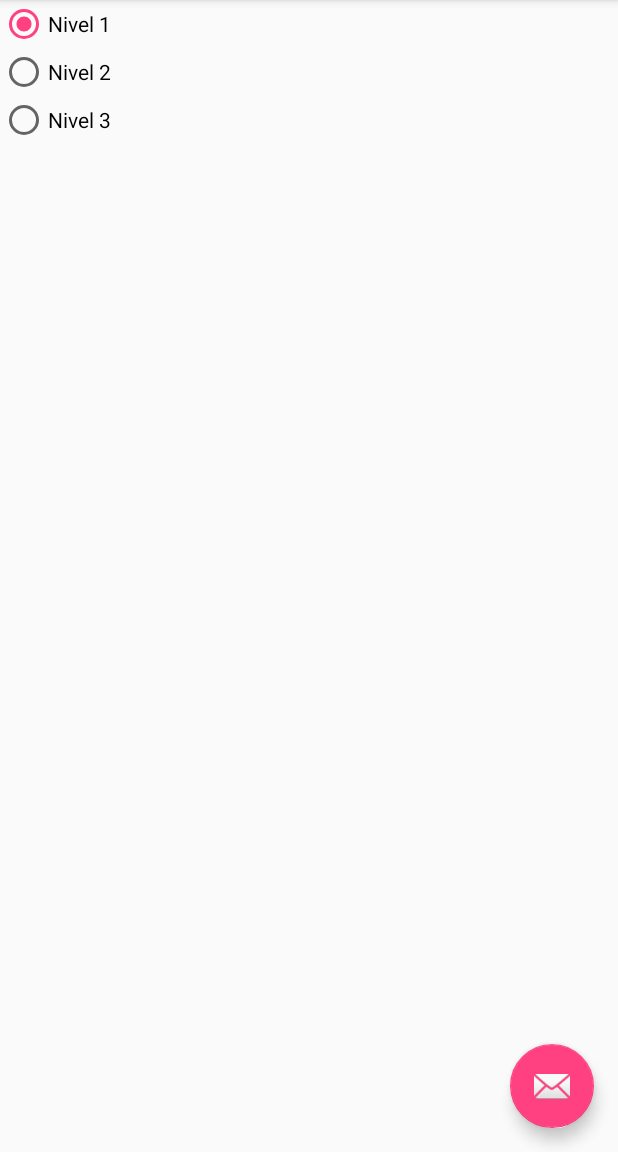
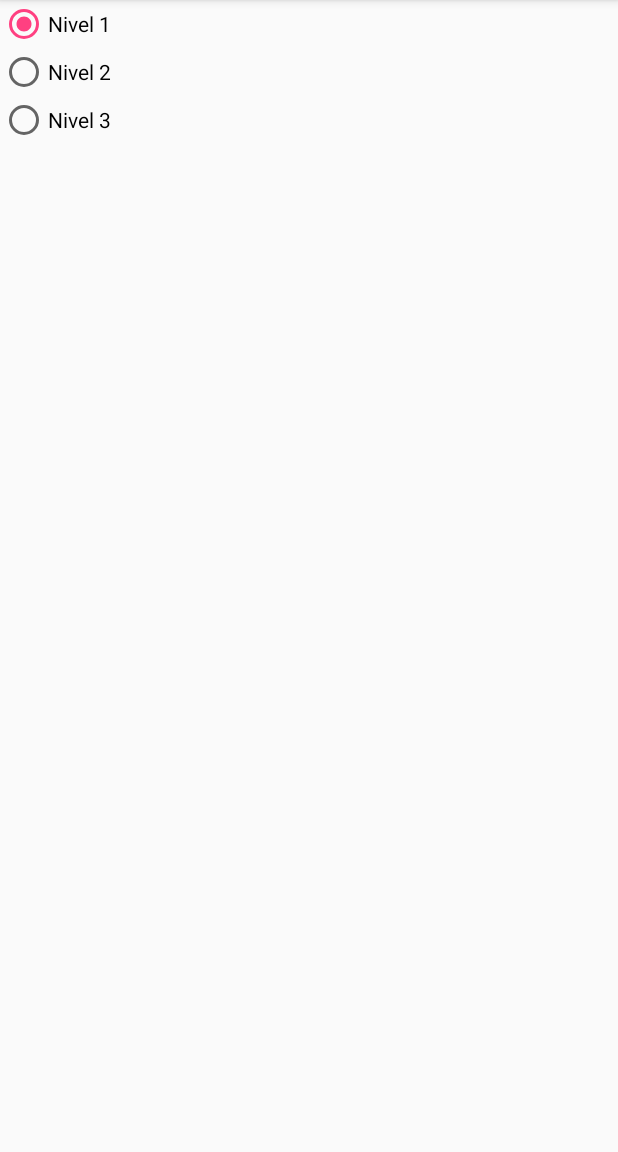
Before and after one commit to eurorivero/MemoriaNavDrawer, an Android app: the screen it shows after launch (MainActivity), in the side drawer, after a tap on "Dificultad", on a phone screen of 412 x 824 dp, the part 84-1236 px from its top. Run offline under Robolectric (Android 15) with nearby library versions, the phone set to English and light mode, and no system bars.

Commit message:
Se quita el Floating Action Button

```diff
--- a/app/src/main/java/com/example/eurorivero/memoria/MainActivity.java
+++ b/app/src/main/java/com/example/eurorivero/memoria/MainActivity.java
@@ -1,7 +1,7 @@
 package com.example.eurorivero.memoria;
 
 import android.os.Bundle;
-import android.support.design.widget.FloatingActionButton;
+import android.support.annotation.NonNull;
 import android.support.design.widget.Snackbar;
 import android.support.v4.app.Fragment;
 import android.support.v4.app.FragmentManager;
@@ -24,15 +24,6 @@ public class MainActivity extends AppCompatActivity
         setContentView(R.layout.activity_main);
         Toolbar toolbar = (Toolbar) findViewById(R.id.toolbar);
         setSupportActionBar(toolbar);
-
-        FloatingActionButton fab = (FloatingActionButton) findViewById(R.id.fab);
-        fab.setOnClickListener(new View.OnClickListener() {
-            @Override
-            public void onClick(View view) {
-                Snackbar.make(view, "Replace with your own action", Snackbar.LENGTH_LONG)
-                        .setAction("Action", null).show();
-            }
-        });
 
         DrawerLayout drawer = (DrawerLayout) findViewById(R.id.drawer_layout);
         ActionBarDrawerToggle toggle = new ActionBarDrawerToggle(
@@ -78,7 +69,7 @@ public class MainActivity extends AppCompatActivity
 
     @SuppressWarnings("StatementWithEmptyBody")
     @Override
-    public boolean onNavigationItemSelected(MenuItem item) {
+    public boolean onNavigationItemSelected(@NonNull MenuItem item) {
         // Handle navigation view item clicks here.
         int id = item.getItemId();
 
--- a/app/src/main/res/layout/app_bar_main.xml
+++ b/app/src/main/res/layout/app_bar_main.xml
@@ -22,12 +22,4 @@
 
     <include layout="@layout/content_main" />
 
-    <android.support.design.widget.FloatingActionButton
-        android:id="@+id/fab"
-        android:layout_width="wrap_content"
-        android:layout_height="wrap_content"
-        android:layout_gravity="bottom|end"
-        android:layout_margin="@dimen/fab_margin"
-        app:srcCompat="@android:drawable/ic_dialog_email" />
-
 </android.support.design.widget.CoordinatorLayout>
```
